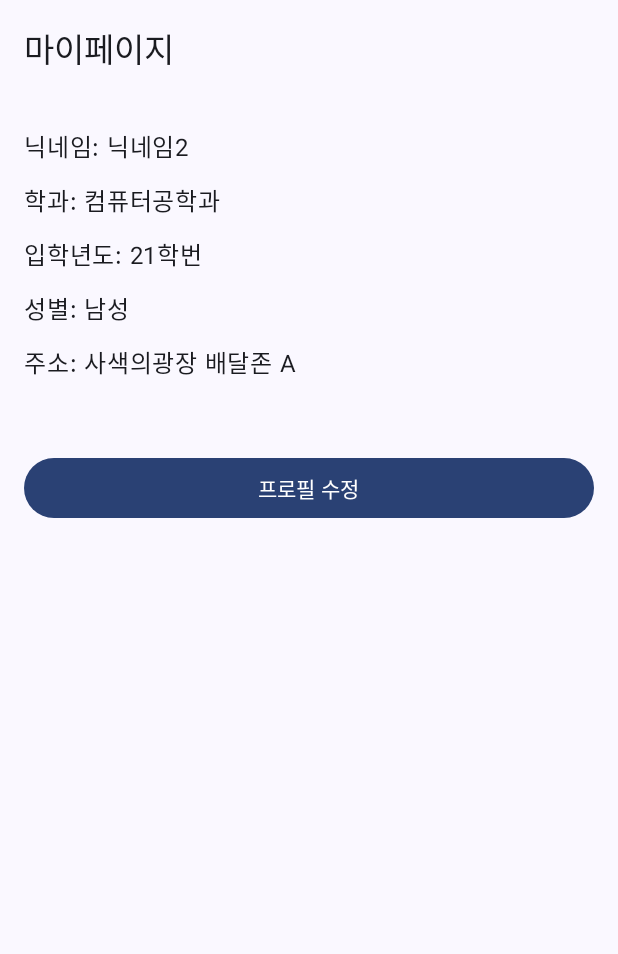
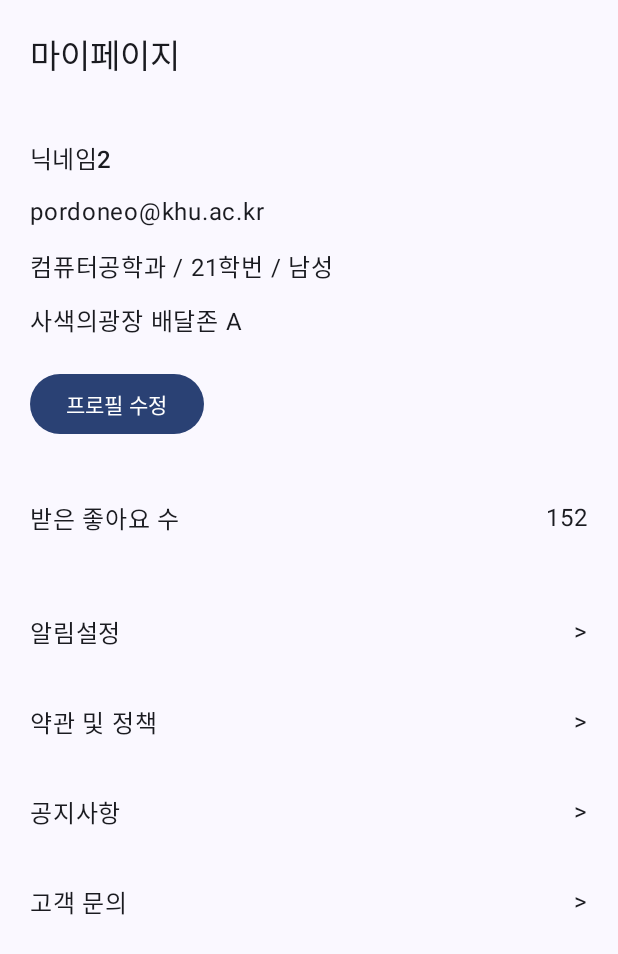
Before and after one commit to semothon/2025_TEAM_2_FE, an Android app built with Jetpack Compose: the composable UserScreen shown on its own in the app's theme, on a phone screen of 412 x 824 dp. Shown: the top 954 px of the screen. Run offline under Robolectric (Android 15) with nearby library versions, the phone set to English and light mode, and no system bars.

Commit message:
ui 디벨롭

```diff
--- a/app/src/main/java/com/example/team2/presentation/user/UserScreen.kt
+++ b/app/src/main/java/com/example/team2/presentation/user/UserScreen.kt
@@ -1,5 +1,6 @@
 package com.example.team2.presentation.user
 
+import androidx.compose.foundation.clickable
 import androidx.compose.foundation.layout.*
 import androidx.compose.material3.*
 import androidx.compose.runtime.*
@@ -17,28 +18,61 @@ fun UserScreen(
     Column(
         modifier = Modifier
             .fillMaxSize()
-            .padding(16.dp),
+            .padding(20.dp),
         verticalArrangement = Arrangement.spacedBy(12.dp)
     ) {
+        // 상단 제목
         Text("마이페이지", style = MaterialTheme.typography.titleLarge)
 
-        Spacer(Modifier.height(12.dp))
+        Spacer(Modifier.height(16.dp))
 
-        Text("닉네임: ${profileInfo.nickname}")
-        Text("학과: ${profileInfo.major}")
-        Text("입학년도: ${profileInfo.year}")
-        Text("성별: ${profileInfo.gender}")
-        Text("주소: ${profileInfo.address}")
+        // 프로필 정보 표시 (원래는 이미지도 있지만 지금은 생략)
+        Text(profileInfo.nickname, style = MaterialTheme.typography.titleMedium)
+        Text("pordoneo@khu.ac.kr") // 이메일 고정값
+        Text("${profileInfo.major} / ${profileInfo.year} / ${profileInfo.gender}")
+        Text(profileInfo.address)
 
-        Spacer(Modifier.height(24.dp))
-
+        // 수정 버튼
         Button(
             onClick = {
                 navController.navigate("edit_profile_screen")
             },
-            modifier = Modifier.fillMaxWidth()
+            modifier = Modifier.padding(top = 8.dp)
         ) {
             Text("프로필 수정")
         }
+
+        Spacer(Modifier.height(16.dp))
+
+        // 좋아요 수
+        Row(
+            modifier = Modifier.fillMaxWidth(),
+            horizontalArrangement = Arrangement.SpaceBetween
+        ) {
+            Text("받은 좋아요 수")
+            Text("152")
+        }
+
+        Spacer(Modifier.height(16.dp))
+
+        // 설정 메뉴 항목
+        MenuItem("알림설정")
+        MenuItem("약관 및 정책")
+        MenuItem("공지사항")
+        MenuItem("고객 문의")
     }
 }
+
+@Composable
+fun MenuItem(title: String) {
+    Row(
+        modifier = Modifier
+            .fillMaxWidth()
+            .padding(vertical = 12.dp)
+            .clickable { },
+        horizontalArrangement = Arrangement.SpaceBetween
+    ) {
+        Text(title)
+        Text(">")
+    }
+}
```
